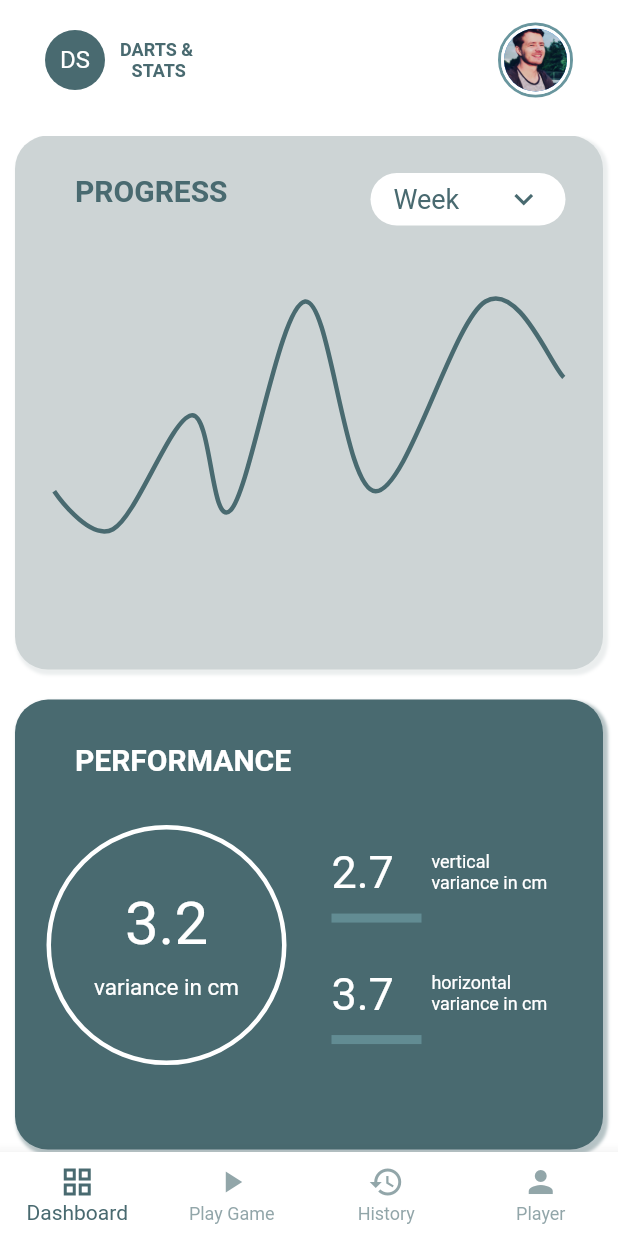
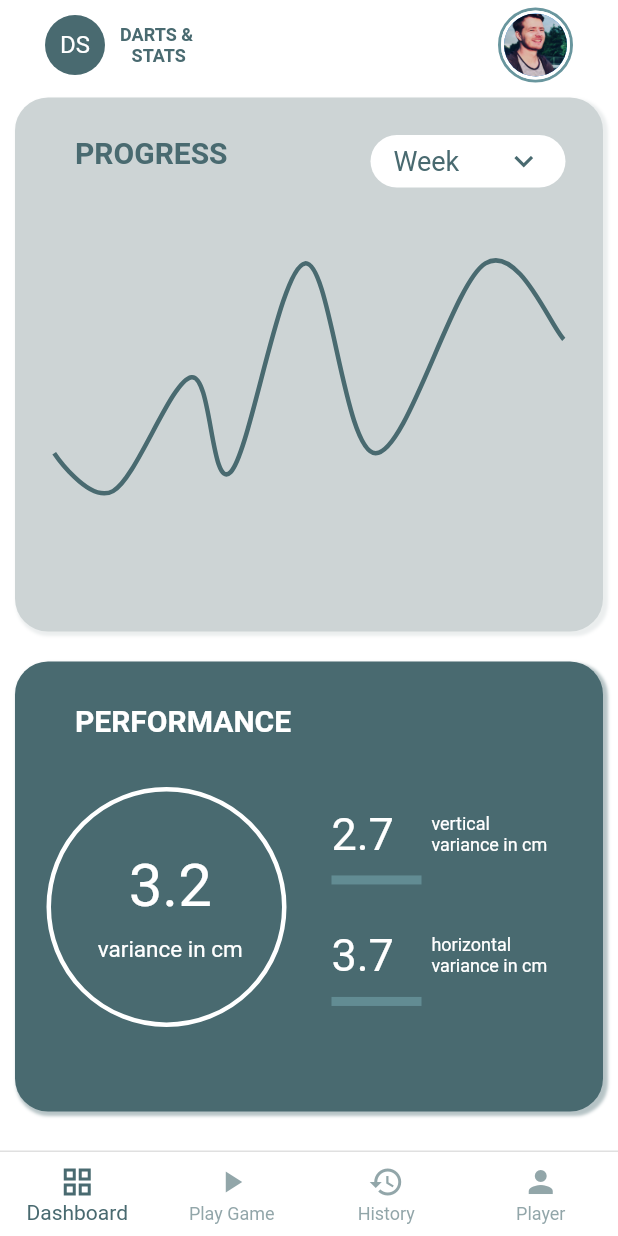
Before and after one commit to Dani-O/DartsAndStats, a Flutter app: the screen it shows after launch, after a tap on "Dashboard", on a phone screen of 412 x 824 dp. Run offline on Flutter 3.47's test engine with Material 2 defaults, Android fonts, the phone set to English and light mode, and no system bars; drawn by our look-alikes of fl_chart; our stand-ins replace device_preview, responsive_builder; Roboto replaces fonts that are missing (Segoe UI).

Commit message:
bottom bar update

```diff
--- a/lib/main.dart
+++ b/lib/main.dart
@@ -54,7 +54,7 @@ void main() {
   }
   return runApp(
     DevicePreview(
-      enabled: kIsWeb ? false : true, //!kReleaseMode,
+      enabled: kIsWeb ? true : true, //!kReleaseMode,
       builder: (context) => MyApp(), // Wrap your app
     ),
   );
--- a/lib/views/dashboard/dashboard_mobile.dart
+++ b/lib/views/dashboard/dashboard_mobile.dart
@@ -9,19 +9,16 @@ class DashboardMobile extends StatelessWidget {
   @override
   Widget build(BuildContext context) {
     debugPrint("Dashboard Mobile");
-    return SafeArea(
+    return Container(
+        color: Colors.white,
+        child: SafeArea(
             child: Scaffold(
                 backgroundColor: Colors.white,
-      body: Column(
-        mainAxisAlignment: MainAxisAlignment.spaceEvenly,
-        children: <Widget>[
+                body: ListView(
+                  children: [
+                    // SizedBox(height: 10),
+                    Topbar(),
                     SizedBox(height: 10),
-          Topbar(),
-          Spacer(flex: 3),
-          Expanded(
-            flex: 80,
-            child: ListView(
-              children: [
                     ProgressMobile(),
                     SizedBox(height: 20),
                     PerfomanceMobile(),
@@ -29,15 +26,18 @@ class DashboardMobile extends StatelessWidget {
                     StatisticsMobile(),
                   ],
                 ),
-          ),
-        ],
-      ),
-      bottomNavigationBar: BottomNavigationBar(
+                bottomNavigationBar: Container(
+                  decoration: BoxDecoration(
+                      border: Border(
+                          top: BorderSide(color: Colors.black12, width: 1.0))),
+                  child: BottomNavigationBar(
                     backgroundColor: Colors.white,
+                    elevation: 0.0,
                     type: BottomNavigationBarType.fixed,
                     //currentIndex: 0,
                     fixedColor: Color.fromRGBO(73, 106, 112, 1),
-        unselectedItemColor: Color.fromRGBO(73, 106, 112, 1).withOpacity(0.6),
+                    unselectedItemColor:
+                        Color.fromRGBO(73, 106, 112, 1).withOpacity(0.6),
                     items: const <BottomNavigationBarItem>[
                       BottomNavigationBarItem(
                         label: "Dashboard",
@@ -57,6 +57,6 @@ class DashboardMobile extends StatelessWidget {
                       ),
                     ],
                   ),
-    ));
+                ))));
   }
 }
--- a/lib/views/dashboard/perfomance/perfomance_desktop.dart
+++ b/lib/views/dashboard/perfomance/perfomance_desktop.dart
@@ -30,7 +30,7 @@ class PerfomanceDesktop extends StatelessWidget {
                     height: 50,
                     child: PerfomanceTitle(
                         edgeInsets: EdgeInsets.only(left: 40, top: 25),
-                        fontsize: 25)),
+                        fontsize: 22)),
                 Expanded(
                     child: Column(
                         mainAxisAlignment: MainAxisAlignment.center,
--- a/lib/views/dashboard/perfomance/perfomance_tablet.dart
+++ b/lib/views/dashboard/perfomance/perfomance_tablet.dart
@@ -99,14 +99,14 @@ class PerfomanceTabletPotrait extends StatelessWidget {
                         fontsize: 20)),
                 Spacer(flex: 1),
                 Expanded(
-                    flex: 6,
+                    flex: 8,
                     child: VarianceInCmCircle(
                         containerWidth: 160,
                         borderWidth: 3,
                         varianceValue: "3.2",
                         valueFontsize: 40,
-                        sizeboxHeight: 10,
-                        descriptionFontsize: 15)),
+                        sizeboxHeight: 5,
+                        descriptionFontsize: 12)),
                 Spacer(flex: 1),
                 Row(
                   mainAxisAlignment: MainAxisAlignment.center,
--- a/lib/views/dashboard/perfomance/widgets.dart
+++ b/lib/views/dashboard/perfomance/widgets.dart
@@ -44,6 +44,7 @@ class VarianceInCmCircle extends StatelessWidget {
   @override
   Widget build(BuildContext context) {
     return Container(
+        padding: EdgeInsets.only(left: 5),
         width: containerWidth,
         height: 200,
         decoration: BoxDecoration(
--- a/lib/views/dashboard/progress/progress_desktop.dart
+++ b/lib/views/dashboard/progress/progress_desktop.dart
@@ -17,7 +17,7 @@ class ProgressDesktop extends StatelessWidget {
                 )),
             child: Column(children: <Widget>[
               TitleRow(
-                  titleFontsize: 25,
+                  titleFontsize: 22,
                   buttonHeight: 40,
                   buttonWidth: 130,
                   buttonPaddingLeft: 40,
--- a/lib/views/dashboard/statistics/statistics_desktop.dart
+++ b/lib/views/dashboard/statistics/statistics_desktop.dart
@@ -24,7 +24,7 @@ class StatisticsDesktop extends StatelessWidget {
                   child: Text(
                     "STATISTICS",
                     style: TextStyle(
-                        fontSize: 25,
+                        fontSize: 22,
                         fontWeight: FontWeight.bold,
                         fontFamily: "Segoe UI",
                         color: Theme.of(context).primaryColor,
--- a/lib/views/loading_page/loadingPage.dart
+++ b/lib/views/loading_page/loadingPage.dart
@@ -19,8 +19,22 @@ class LoadingPage extends StatelessWidget {
 
     return ScreenTypeLayout(
       mobile: LoadingPageMobile(),
-      tablet: LoadingPageTabletLandscape(),
-      desktop: LoadingPageDesktop(),
+      tablet: OrientationLayoutBuilder(
+        portrait: (context) => RefinedLayoutBuilder(
+            small: (context) => LoadingPageMobile(),
+            normal: (context) => LoadingPageTabletLandscape(),
+            large: (context) => LoadingPageDesktop()),
+        landscape: (context) => RefinedLayoutBuilder(
+            small: (context) => LoadingPageMobile(),
+            normal: (context) => LoadingPageTabletLandscape(),
+            large: (context) => LoadingPageDesktop()),
+      ),
+      desktop: RefinedLayoutBuilder(
+        small: (context) => LoadingPageMobile(),
+        normal: (context) => LoadingPageTabletLandscape(),
+        large: (context) => LoadingPageDesktop(),
+        extraLarge: (context) => LoadingPageDesktop(),
+      ),
     );
   }
 }
```
Lines whose indentation alone changed are shown as unchanged.
